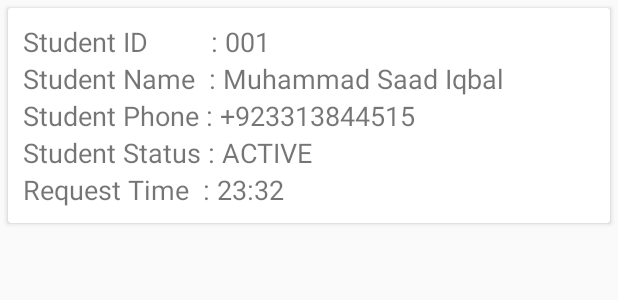
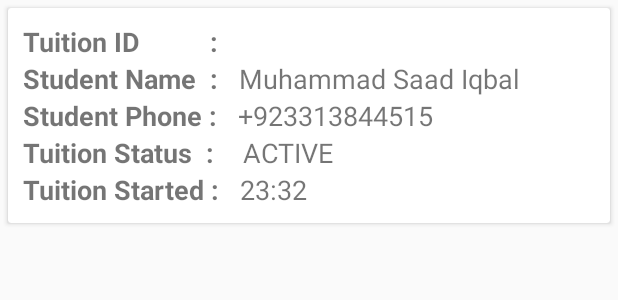
Before and after one commit to muhsaad027/Smart-Tutor-Finder---Tutor-App, an Android app: the layout card_item_order_cancel.xml on its own in the app's theme, with its tools: preview values and no code run, on a phone screen of 412 x 824 dp. Shown: the top 300 px of the screen. Run offline under Robolectric (Android 15) with nearby library versions, the phone set to English and light mode, and no system bars.

Commit message:
Initial commit.

```diff
--- a/app/src/main/java/com/example/saadiqbal/tutorsideapplication/CoursesAdapter.java
+++ b/app/src/main/java/com/example/saadiqbal/tutorsideapplication/CoursesAdapter.java
@@ -55,7 +55,7 @@ public class CoursesAdapter extends RecyclerView.Adapter<CoursesAdapter.MyViewHo
     public void onBindViewHolder(final MyViewHolder holder, int position) {
         Courses courses = coursesList.get(position);
         holder.title.setText(courses.getName());
-        holder.count.setText(courses.getNumOfSongs() + " songs");
+        holder.count.setText(courses.getNumOfSongs());
 
         // loading courses cover using Glide library
         Glide.with(mContext).load(courses.getThumbnail()).into(holder.thumbnail);
--- a/app/src/main/res/layout/card_item_order_cancel.xml
+++ b/app/src/main/res/layout/card_item_order_cancel.xml
@@ -8,42 +8,96 @@
     android:layout_marginRight="5dp"
     android:layout_marginTop="5dp">
 
-    <LinearLayout
+    <RelativeLayout
         android:layout_width="match_parent"
         android:layout_height="match_parent"
         android:layout_margin="10dp"
         android:orientation="vertical">
 
         <TextView
+            android:layout_width="wrap_content"
+            android:layout_height="wrap_content"
+            android:text="Tuition ID          :   "
+            android:textSize="18dp"
+            android:textStyle="bold"
+            android:id="@+id/Req_id"
+            />
+        <TextView
             android:id="@+id/StdReqID"
-            android:layout_width="match_parent"
+            android:layout_width="wrap_content"
             android:layout_height="wrap_content"
-            android:text="Student ID         : 001"
+            android:layout_toRightOf="@id/Req_id"
+            android:text=""
             android:textSize="18dp" />
 
         <TextView
+            android:layout_width="wrap_content"
+            android:layout_height="wrap_content"
+            android:text="Student Name  :   "
+            android:textSize="18dp"
+            android:textStyle="bold"
+            android:id="@+id/Name_id"
+            android:layout_below="@id/Req_id"
+            />
+
+        <TextView
             android:id="@+id/StdName"
+            android:layout_toRightOf="@id/Name_id"
             android:layout_width="match_parent"
             android:layout_height="wrap_content"
-            android:text="Student Name  : Muhammad Saad Iqbal"
+            android:layout_below="@id/Req_id"
+            android:text="Muhammad Saad Iqbal"
             android:textSize="18dp" />
         <TextView
+            android:layout_width="wrap_content"
+            android:layout_height="wrap_content"
+            android:text="Student Phone :   "
+            android:textSize="18dp"
+            android:textStyle="bold"
+            android:id="@+id/Phone_id"
+            android:layout_below="@id/Name_id"
+            />
+        <TextView
             android:id="@+id/StdPhone"
+            android:layout_toRightOf="@id/Phone_id"
+            android:layout_below="@id/Name_id"
             android:layout_width="match_parent"
             android:layout_height="wrap_content"
-            android:text="Student Phone : +923313844515"
+            android:text="+923313844515"
             android:textSize="18dp" />
         <TextView
+            android:layout_width="wrap_content"
+            android:layout_height="wrap_content"
+            android:text="Tuition Status  :   "
+            android:textSize="18dp"
+            android:textStyle="bold"
+            android:id="@+id/TuitionStatus_id"
+            android:layout_below="@id/Phone_id"
+            />
+        <TextView
             android:id="@+id/StdStatus"
+            android:layout_below="@id/Phone_id"
+            android:layout_toRightOf="@id/TuitionStatus_id"
             android:layout_width="match_parent"
             android:layout_height="wrap_content"
-            android:text="Student Status : ACTIVE"
+            android:text=" ACTIVE"
             android:textSize="18dp" />
         <TextView
+            android:layout_width="wrap_content"
+            android:layout_height="wrap_content"
+            android:text="Tuition Started :   "
+            android:textSize="18dp"
+            android:textStyle="bold"
+            android:id="@+id/Duration"
+            android:layout_below="@id/TuitionStatus_id"
+            />
+        <TextView
             android:id="@+id/StdReqTime"
+            android:layout_below="@id/TuitionStatus_id"
             android:layout_width="match_parent"
             android:layout_height="wrap_content"
-            android:text="Request Time  : 23:32"
+            android:layout_toRightOf="@id/Duration"
+            android:text="23:32"
             android:textSize="18dp" />
 
         <Button
@@ -58,5 +112,5 @@
             android:background="#d70606"
             />
 
-    </LinearLayout>
+    </RelativeLayout>
 </android.support.v7.widget.CardView>
--- a/app/src/main/res/menu/activity_main_screen_drawer.xml
+++ b/app/src/main/res/menu/activity_main_screen_drawer.xml
@@ -11,6 +11,10 @@
             android:id="@+id/coursedetails"
 
             android:title="My Courses" />
+        <item
+            android:id="@+id/Addcoursedetails"
+
+            android:title="Add New Course" />
 
         <item
             android:id="@+id/settings"
```
Also changed, not shown: app/src/main/java/com/example/saadiqbal/tutorsideapplication/MainHomeScreenTutor.java (+6 -2 lines), app/src/main/res/layout/activity_add_courses.xml (+25 -2 lines).
